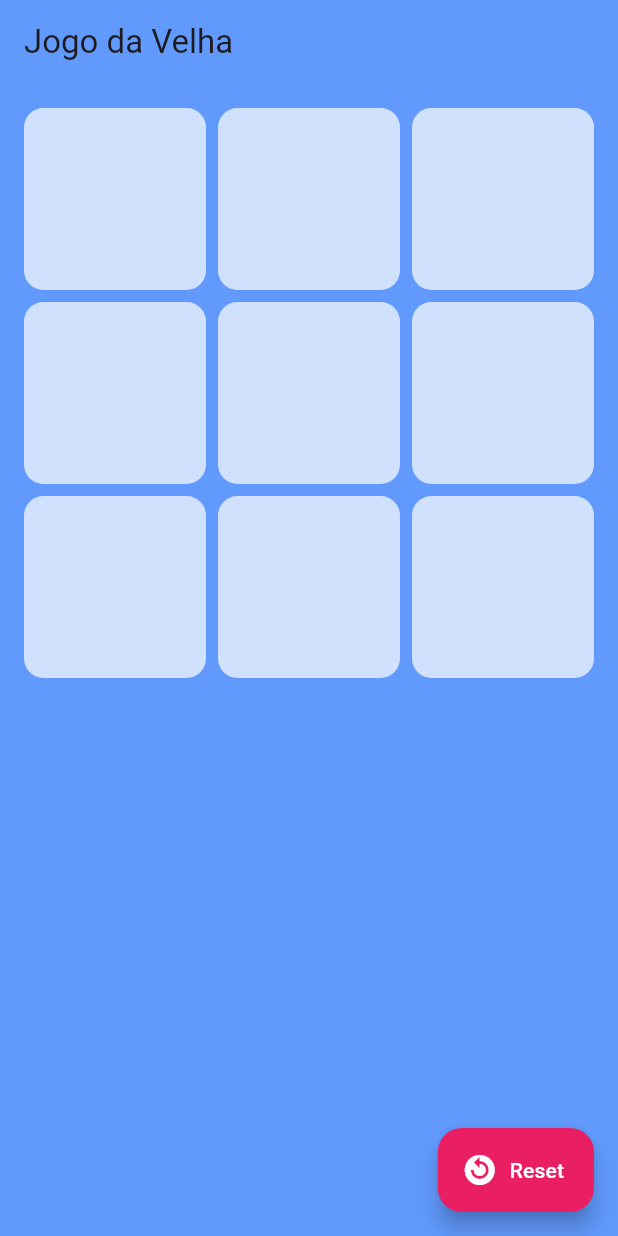
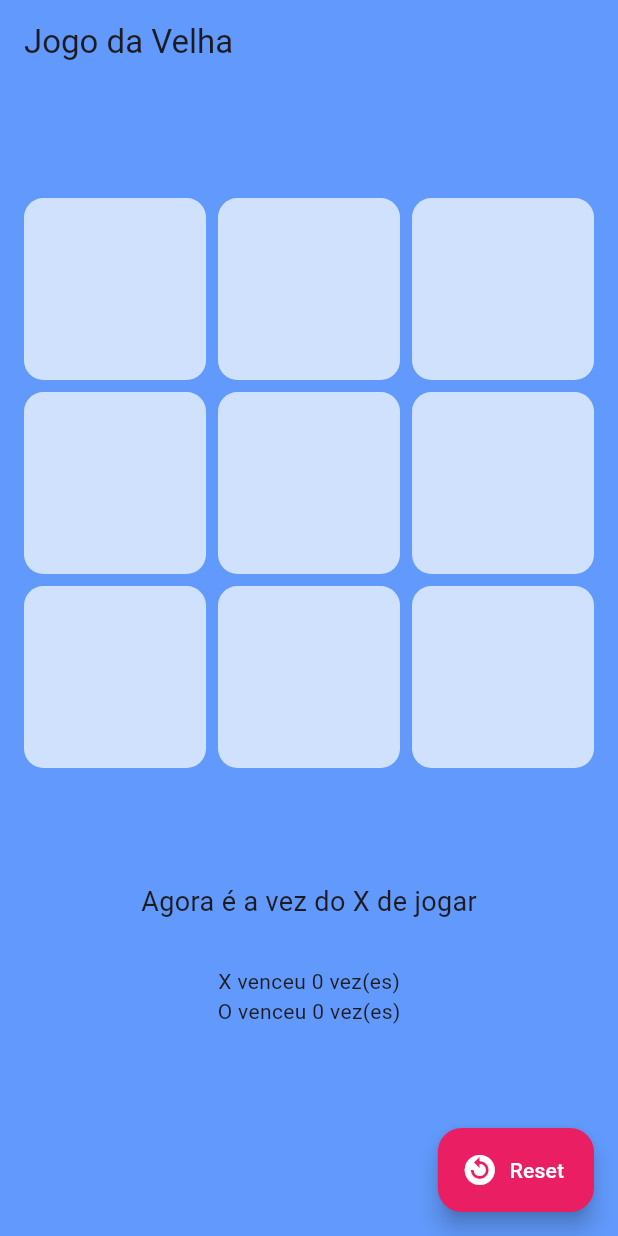
Before and after one commit to mablds/tic_tac_toe_app, a Flutter app: the screen it shows after launch, after a tap on "Reset", on a phone screen of 412 x 824 dp. Run offline on Flutter 3.47's test engine with Material 2 defaults, Android fonts, the phone set to English and light mode, and no system bars.

Commit message:
chore: add score and turn feedback

```diff
--- a/lib/src/presentation/screens/home.dart
+++ b/lib/src/presentation/screens/home.dart
@@ -23,7 +23,7 @@ class _HomeState extends State<Home> {
   int oPlayerScore = 0;
   int drawGameScore = 0;
 
-  void makePlay({
+  void _makePlay({
     required int index,
     required String player,
   }) {
@@ -34,8 +34,10 @@ class _HomeState extends State<Home> {
 
       if (_hasWinner(player: player)) {
         _showWinDialog(winner: player);
+        _resetBoard();
       } else if (_hasDrawCondition()) {
         _showDrawDialog();
+        _resetBoard();
       } else {
         _changePlayerTurn(lastPlayer: player);
       }
@@ -46,10 +48,15 @@ class _HomeState extends State<Home> {
     playerTurn = lastPlayer == 'X' ? 'O' : 'X';
   }
 
-  void resetBoard() {
+  void _resetBoard() {
     setState(() {
       board = List.filled(9, '');
     });
+  }
+
+  void _resetScore() {
+    xPlayerScore = 0;
+    oPlayerScore = 0;
   }
 
   bool _hasWinner({required String player}) {
@@ -86,7 +93,6 @@ class _HomeState extends State<Home> {
             TextButton(
               child: const Text("Jogar novamente"),
               onPressed: () {
-                resetBoard();
                 Navigator.of(context).pop();
               },
             )
@@ -110,7 +116,7 @@ class _HomeState extends State<Home> {
             TextButton(
               child: const Text("Jogar novamente"),
               onPressed: () {
-                resetBoard();
+                _resetBoard();
                 Navigator.of(context).pop();
               },
             )
@@ -128,7 +134,13 @@ class _HomeState extends State<Home> {
         title: Text(widget.title),
         backgroundColor: CoreColors.primaryColor,
       ),
-      body: GridView.count(
+      body: Column(
+        children: [
+          Container(
+            padding: const EdgeInsets.symmetric(vertical: 60),
+            child: GridView.count(
+              shrinkWrap: true,
+              physics: const NeverScrollableScrollPhysics(),
               crossAxisCount: 3,
               padding: const EdgeInsets.all(16.0),
               mainAxisSpacing: 8.0,
@@ -136,7 +148,7 @@ class _HomeState extends State<Home> {
               children: List.generate(
                 9,
                 (index) => InkWell(
-            onTap: () => makePlay(
+                  onTap: () => _makePlay(
                     index: index,
                     player: playerTurn,
                   ),
@@ -162,9 +174,22 @@ class _HomeState extends State<Home> {
                 ),
               ),
             ),
+          ),
+          Text(
+            'Agora é a vez do $playerTurn de jogar',
+            style: const TextStyle(fontSize: 18),
+          ),
+          const Padding(
+            padding: EdgeInsets.symmetric(vertical: 15),
+          ),
+          Text('X venceu $xPlayerScore vez(es)'),
+          Text('O venceu $oPlayerScore vez(es)'),
+        ],
+      ),
       floatingActionButton: FloatingActionButton.extended(
         onPressed: () {
-          resetBoard();
+          _resetBoard();
+          _resetScore();
         },
         label: const Text(
           'Reset',
```
Lines whose indentation alone changed are shown as unchanged.
